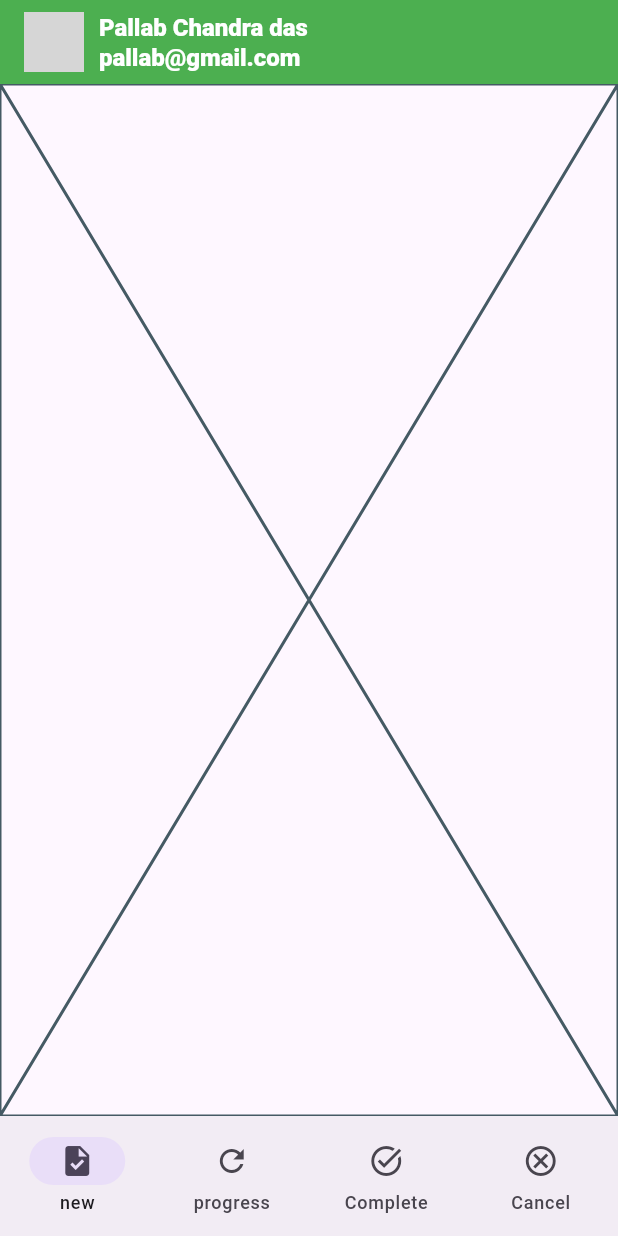
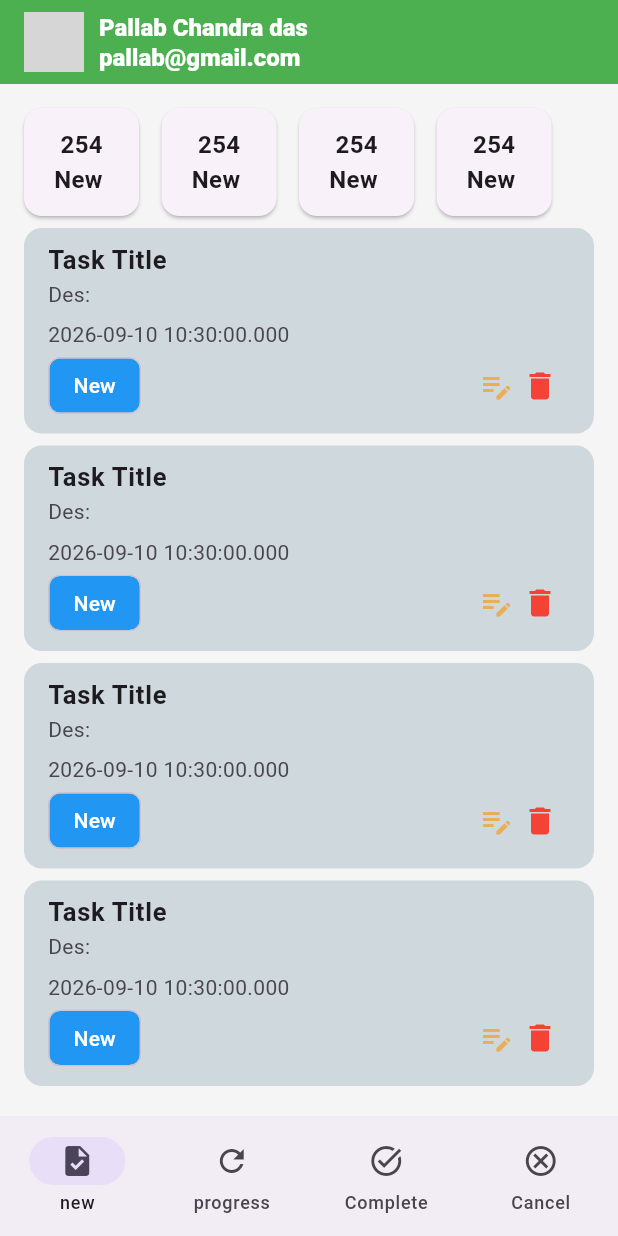
Before and after one commit to pallab56/OstadCourseClassTodo, a Flutter app: the screen it shows after launch, after a tap on the "navigate next" icon, on a phone screen of 412 x 824 dp. Run offline on Flutter 3.47's test engine with Material 3 defaults, Android fonts, the phone set to English and light mode, and no system bars; our stand-ins replace flutter_svg; network calls fail; grey boxes are pictures that could not be loaded.

Commit message:
new task screen ui done

```diff
--- a/lib/screens/new_task_screen.dart
+++ b/lib/screens/new_task_screen.dart
@@ -1,3 +1,5 @@
+import 'package:classtodoapp/widgets/task_card.dart';
+import 'package:classtodoapp/widgets/task_card_count.dart';
 import 'package:flutter/material.dart';
 
 class NewTaskScreen extends StatefulWidget {
@@ -10,6 +12,18 @@ class NewTaskScreen extends StatefulWidget {
 class _NewTaskScreenState extends State<NewTaskScreen> {
   @override
   Widget build(BuildContext context) {
-    return const Placeholder();
+    return Scaffold(
+      backgroundColor: Colors.grey.shade100,
+      body: Padding(
+        padding: const EdgeInsets.all(12.0),
+        child: Column(
+          children: [
+            TaskCardCount(count: 254, title: 'New '),
+
+            TaskCard(),
+          ],
+        ),
+      ),
+    );
   }
 }
--- /dev/null
+++ b/lib/widgets/task_card.dart
@@ -0,0 +1,49 @@
+import 'package:flutter/material.dart';
+
+class TaskCard extends StatelessWidget {
+  const TaskCard({
+    super.key,
+  });
+
+  @override
+  Widget build(BuildContext context) {
+    return Expanded(
+      child: ListView.builder(
+        itemCount: 10,
+        itemBuilder: (context, index) {
+          return Card(
+            elevation: 0,
+            color: Colors.blueGrey[100],
+            child: ListTile(
+
+              title: Text('Task Title',
+              style: TextStyle(fontSize: 17,fontWeight: FontWeight.w600),
+              ),
+
+              subtitle: Column(
+                crossAxisAlignment: CrossAxisAlignment.start,
+                children: [
+                  Text('Des:'),
+                  SizedBox(height: 7,),
+                  Text(DateTime.now().toString()),
+                  Row(
+                    children: [
+                      Chip(label: Text('New',style: TextStyle(color: Colors.white),),
+
+                      backgroundColor: Colors.blue,
+                      ),
+                      Spacer(),
+                      Icon(Icons.edit_note,color: const Color.fromARGB(255, 233, 175, 88),),
+                      SizedBox(width: 5,),
+                      Icon(Icons.delete,color: Colors.red,)
+                    ],
+                  )
+                ],
+              ),
+            ),
+          );
+        },
+      ),
+    );
+  }
+}
--- /dev/null
+++ b/lib/widgets/task_card_count.dart
@@ -0,0 +1,35 @@
+import 'package:flutter/material.dart';
+
+class TaskCardCount extends StatelessWidget {
+  final String title;
+  final int count;
+  const TaskCardCount({
+    super.key,
+    required this.title,
+    required this.count,
+  });
+
+  @override
+  Widget build(BuildContext context) {
+    return SizedBox(
+      height: 80,
+      child: ListView.separated(
+      scrollDirection: Axis.horizontal,
+      itemCount: 4,
+      itemBuilder: (context, index) =>Card(
+        child: Padding(
+          padding: const EdgeInsets.symmetric(horizontal: 20,vertical: 5),
+          child: Column(
+            mainAxisAlignment:MainAxisAlignment.center,
+            children: [
+            Text(count.toString(),style: TextStyle(fontSize: 16,fontWeight: FontWeight.w600),),
+            Text(title,style: TextStyle(fontSize: 16,fontWeight: FontWeight.w600),),
+
+            ]),
+        ),
+      ),
+        separatorBuilder: (context, index) => SizedBox(width: 7,),
+          ),
+    );
+  }
+}
```
